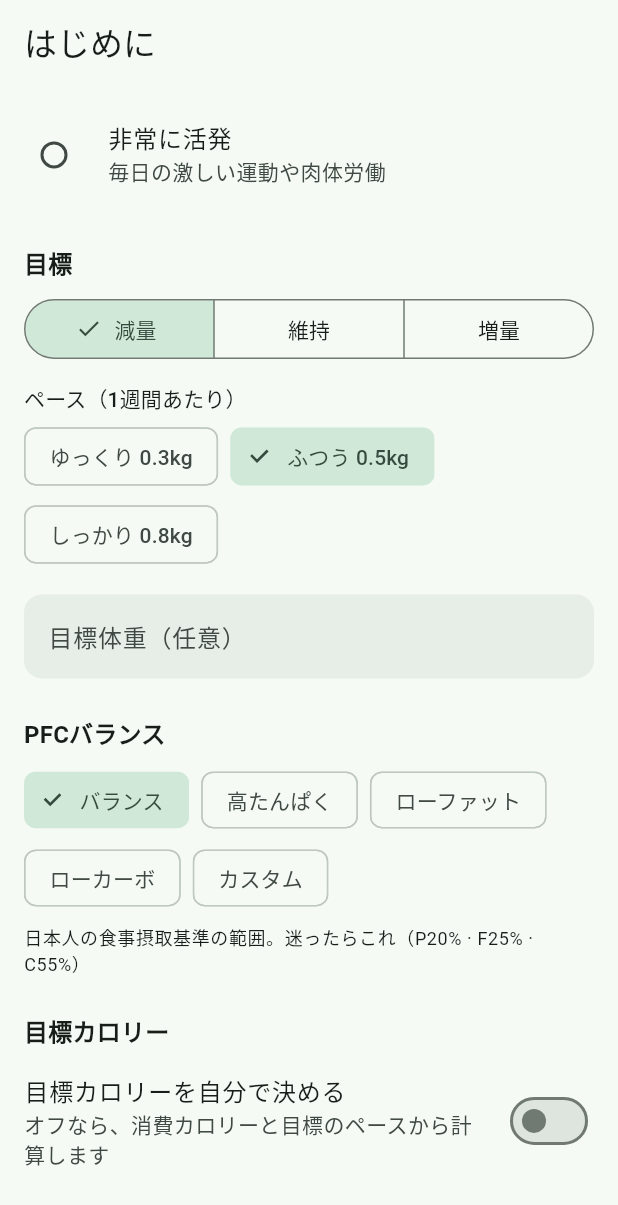
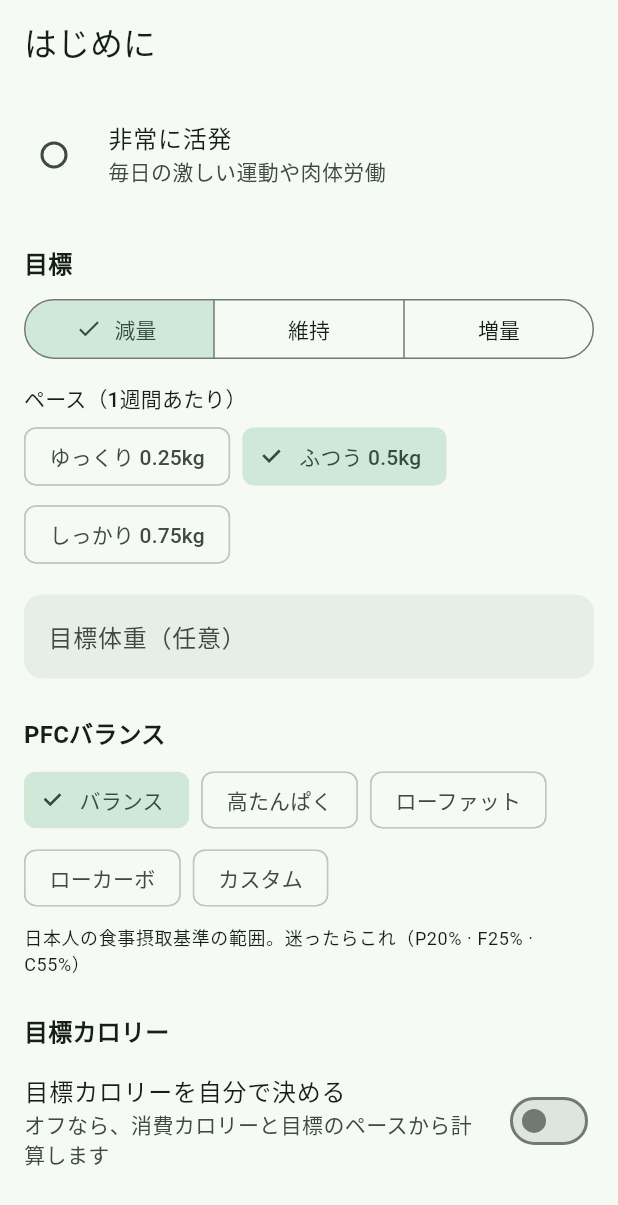
Before and after one commit to kanerin/Fuel, a Flutter app: the screen it shows once a user with an empty profile is signed in, scrolled down 576 dp, on a phone screen of 412 x 824 dp. Shown: the top 1205 px of the screen. Run offline on Flutter 3.47's test engine with Material 3 defaults, Android fonts, the phone set to English and light mode, and no system bars; our stand-ins replace cloud_firestore, cloud_functions, firebase_auth, firebase_core, google_sign_in, image_picker; accounts and stored records are empty.

Commit message:
fix: 週0.25kgのペースが「0.3kg」と表示されるなど、表示と丸めの不具合を修正
- ペースの表示を小数2桁まで出すformatPaceに切り替え（プロフィール入力の選択肢・
  設定画面・目標の説明で、0.25kgが0.3kgと表示されていた）
- 小数1桁の丸めで、21.9×1.5（=32.849…）が32.8になっていたのを手計算どおり32.9にする
- 追加シートの「最近食べたもの」の読み込みが、タブを開く前に失敗すると
  拾い手のない例外になっていたのを修正（エラーはタブを開いたときに表示する）
- カロリーのリング・グラフの読み上げ用の説明が周りの文言と混ざらないよう独立させる

Co-Authored-By: Claude Opus 5.5 <noreply@anthropic.com>
Claude-Session: https://claude.ai/code/session_01UWEgtLs7XnZnHzhQTKRWXe

```diff
--- a/lib/logic/formatters.dart
+++ b/lib/logic/formatters.dart
@@ -11,6 +11,11 @@ String formatGrams(num grams) {
   if (rounded == rounded.roundToDouble()) return rounded.toInt().toString();
   return rounded.toStringAsFixed(1);
 }
+
+/// 「0.25」「0.5」（週あたりのペース。小数2桁まで、末尾の0は付けない）。
+/// formatGrams（小数1桁）を使うと、0.25が「0.3」と表示されてしまう。
+String formatPace(num kg) =>
+    kg.toStringAsFixed(2).replaceFirst(RegExp(r'\.?0+$'), '');
 
 /// 「68.2」（体重は常に小数1桁）
 String formatWeight(num kg) => ((kg * 10).round() / 10).toStringAsFixed(1);
--- a/lib/models/nutrition.dart
+++ b/lib/models/nutrition.dart
@@ -94,8 +94,11 @@ class Nutrition {
   String toString() => 'Nutrition(${calories}kcal, P$protein, F$fat, C$carbs)';
 }
 
-/// 小数1桁に丸める。
-double roundTo1(double value) => (value * 10).roundToDouble() / 10;
+/// 小数1桁に丸める（0以上の値に使う）。
+///
+/// 21.9×1.5 は二進数の誤差で 32.8499… になり、そのまま丸めると32.8になる。
+/// 手計算（32.85→32.9）と食い違わないよう、ごく小さな値を足してから丸める。
+double roundTo1(double value) => ((value * 10) + 1e-9).roundToDouble() / 10;
 
 /// 有限の0以上の数値として読む。読めなければ0。
 double readNonNegative(Object? value) {
--- a/lib/screens/history_screen.dart
+++ b/lib/screens/history_screen.dart
@@ -278,6 +278,7 @@ class _ShareBar extends StatelessWidget {
     return Semantics(
       label:
           '$labelのPFC比率 たんぱく質${protein.round()}% 脂質${fat.round()}% 炭水化物${carbs.round()}%',
+      container: true,
       excludeSemantics: true,
       child: Row(
         children: [
--- a/lib/screens/profile_form_screen.dart
+++ b/lib/screens/profile_form_screen.dart
@@ -297,7 +297,7 @@ class _ProfileFormScreenState extends State<ProfileFormScreen> {
                   children: [
                     for (final r in _goal.rateOptions)
                       ChoiceChip(
-                        label: Text('${paceLabel(r)} ${formatGrams(r)}kg'),
+                        label: Text('${paceLabel(r)} ${formatPace(r)}kg'),
                         selected: _rate == r,
                         onSelected: (_) => setState(() => _rate = r),
                       ),
--- a/lib/screens/quick_add_sheet.dart
+++ b/lib/screens/quick_add_sheet.dart
@@ -47,7 +47,10 @@ class _QuickAddSheetState extends State<QuickAddSheet> {
     super.didChangeDependencies();
     final services = AppScope.of(context);
     _favorites ??= services.favorites.watchFavorites();
-    _recent ??= services.meals.recentFoods();
+    // 「最近食べたもの」タブを開くまでFutureBuilderは購読しないので、その前に
+    // 失敗すると拾い手のない例外になる。ignoreで処理済みにしておく（あとから
+    // 購読したFutureBuilderにはエラーがそのまま届き、エラー表示になる）
+    _recent ??= services.meals.recentFoods()..ignore();
   }
 
   void _add(FoodItem food, EntrySource source) {
--- a/lib/screens/settings_screen.dart
+++ b/lib/screens/settings_screen.dart
@@ -267,7 +267,7 @@ class _SettingsScreenState extends State<SettingsScreen> {
 String profileSummary(UserProfile p) {
   final goal = p.goal == GoalType.maintain
       ? p.goal.label
-      : '${p.goal.label}（${paceLabel(p.weeklyRateKg)} 週${formatGrams(p.weeklyRateKg)}kg）';
+      : '${p.goal.label}（${paceLabel(p.weeklyRateKg)} 週${formatPace(p.weeklyRateKg)}kg）';
   return '${p.sex.label}・${p.age}歳・${formatGrams(p.heightCm)}cm・${formatWeight(p.weightKg)}kg\n'
       '${p.activityLevel.label}・$goal';
 }
--- a/lib/widgets/calorie_bar_chart.dart
+++ b/lib/widgets/calorie_bar_chart.dart
@@ -29,6 +29,7 @@ class CalorieBarChart extends StatelessWidget {
       label:
           '${days.length}日間の摂取カロリーのグラフ。記録のある日は$recorded日、'
           '目標は${formatKcal(targetCalories)}キロカロリー',
+      container: true,
       excludeSemantics: true,
       child: SizedBox(
         height: height,
--- a/lib/widgets/nutrition_summary_card.dart
+++ b/lib/widgets/nutrition_summary_card.dart
@@ -145,6 +145,9 @@ class CalorieRing extends StatelessWidget {
     final percent = (progress * 100).round();
     return Semantics(
       label: '目標カロリーの$percent%',
+      // 中の「50%」「目標比」を別々に読み上げさせず、この1文にまとめる
+      container: true,
+      excludeSemantics: true,
       child: SizedBox.square(
         dimension: size,
         child: CustomPaint(
--- a/lib/widgets/targets_summary.dart
+++ b/lib/widgets/targets_summary.dart
@@ -24,7 +24,7 @@ class TargetsSummary extends StatelessWidget {
         : adjustment == 0
         ? '消費カロリーと同じ（維持）'
         : '消費カロリー ${adjustment < 0 ? '−' : '+'} ${formatKcal(adjustment.abs())} kcal'
-              '（週${formatGrams(profile.weeklyRateKg)}kgペース）';
+              '（週${formatPace(profile.weeklyRateKg)}kgペース）';
 
     return Column(
       crossAxisAlignment: CrossAxisAlignment.stretch,
--- a/lib/widgets/weight_line_chart.dart
+++ b/lib/widgets/weight_line_chart.dart
@@ -38,6 +38,7 @@ class WeightLineChart extends StatelessWidget {
     ]..sort((a, b) => a.date.compareTo(b.date));
     return Semantics(
       label: '体重の推移のグラフ。記録は${points.length}件',
+      container: true,
       excludeSemantics: true,
       child: SizedBox(
         height: height,
```
Also changed, not shown: 2 other files.
